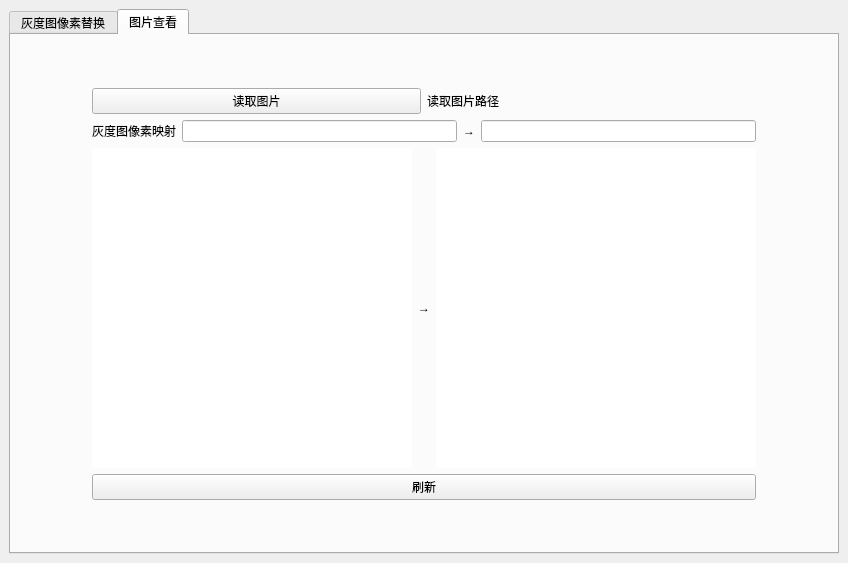
lolikonloli/AI_Datasets_Toolbox_Pyside6, file src/page/main_window.ui: the form before one commit.
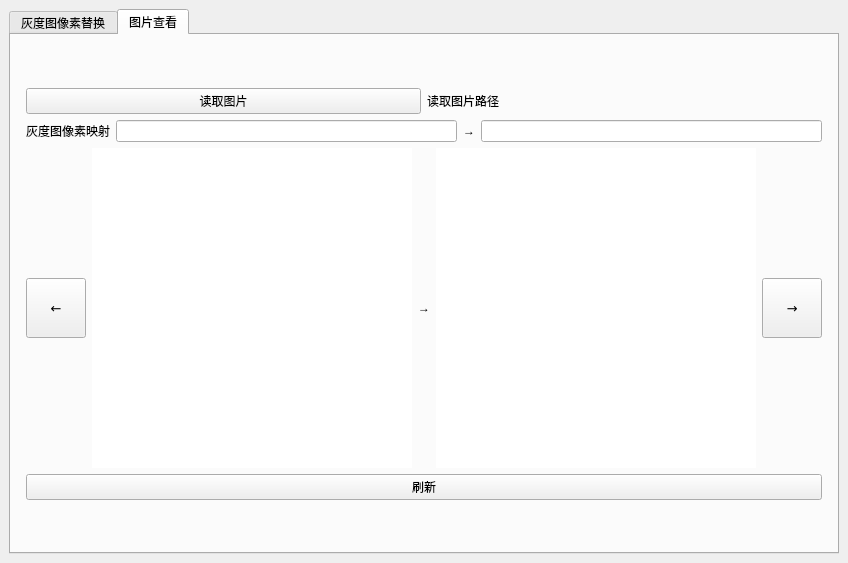
The form after the commit. The open tabs and pages were chosen to show the change.

Commit message: 修改文件名称 修改ui 添加按键切换图片按钮 添加按键切换图片

```diff
--- a/src/page/main_window.ui
+++ b/src/page/main_window.ui
@@ -188,6 +188,26 @@
        <layout class="QGridLayout" name="gridLayout_3">
         <item row="3" column="1">
          <layout class="QHBoxLayout" name="horizontalLayout_6">
+          <item>
+           <widget class="QPushButton" name="bt_previous">
+            <property name="maximumSize">
+             <size>
+              <width>60</width>
+              <height>60</height>
+             </size>
+            </property>
+            <property name="font">
+             <font>
+              <family>Adobe 黑体 Std R</family>
+              <pointsize>10</pointsize>
+              <bold>false</bold>
+             </font>
+            </property>
+            <property name="text">
+             <string>←</string>
+            </property>
+           </widget>
+          </item>
           <item>
            <widget class="QLabel" name="lb_image_show_oringin">
             <property name="minimumSize">
@@ -230,21 +250,27 @@
             </property>
            </widget>
           </item>
+          <item>
+           <widget class="QPushButton" name="bt_next">
+            <property name="maximumSize">
+             <size>
+              <width>60</width>
+              <height>60</height>
+             </size>
+            </property>
+            <property name="font">
+             <font>
+              <family>Adobe 黑体 Std R</family>
+              <pointsize>10</pointsize>
+             </font>
+            </property>
+            <property name="text">
+             <string>→</string>
+            </property>
+           </widget>
+          </item>
          </layout>
         </item>
-        <item row="2" column="2">
-         <spacer name="horizontalSpacer_3">
-          <property name="orientation">
-           <enum>Qt::Horizontal</enum>
-          </property>
-          <property name="sizeHint" stdset="0">
-           <size>
-            <width>40</width>
-            <height>20</height>
-           </size>
-          </property>
-         </spacer>
-        </item>
         <item row="1" column="1">
          <layout class="QHBoxLayout" name="horizontalLayout_5">
           <item>
@@ -313,19 +339,6 @@
           </property>
          </spacer>
         </item>
-        <item row="2" column="0">
-         <spacer name="horizontalSpacer_4">
-          <property name="orientation">
-           <enum>Qt::Horizontal</enum>
-          </property>
-          <property name="sizeHint" stdset="0">
-           <size>
-            <width>40</width>
-            <height>20</height>
-           </size>
-          </property>
-         </spacer>
-        </item>
         <item row="4" column="1">
          <widget class="QPushButton" name="bt_reflash_image">
           <property name="text">
@@ -333,6 +346,32 @@
           </property>
          </widget>
         </item>
+        <item row="3" column="0">
+         <spacer name="horizontalSpacer_4">
+          <property name="orientation">
+           <enum>Qt::Horizontal</enum>
+          </property>
+          <property name="sizeHint" stdset="0">
+           <size>
+            <width>40</width>
+            <height>20</height>
+           </size>
+          </property>
+         </spacer>
+        </item>
+        <item row="3" column="2">
+         <spacer name="horizontalSpacer_3">
+          <property name="orientation">
+           <enum>Qt::Horizontal</enum>
+          </property>
+          <property name="sizeHint" stdset="0">
+           <size>
+            <width>40</width>
+            <height>20</height>
+           </size>
+          </property>
+         </spacer>
+        </item>
        </layout>
       </widget>
      </widget>
```
Left out of the diff: 2 changed lines with no effect on the pictures. The commit also changes 3 other files.
